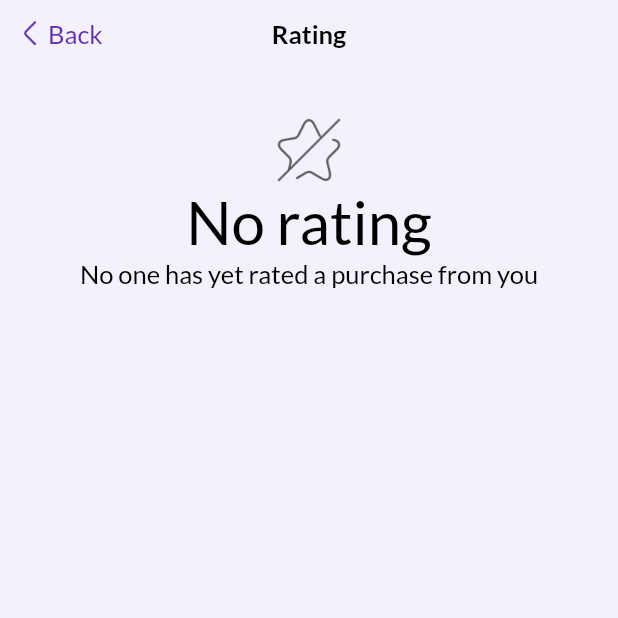
After one commit to MrSanchezzzzz/kidbank.market, a Flutter app: the NoRating screen opened directly, on a phone screen of 412 x 824 dp, the top half of it. The commit adds this screen. Run offline on Flutter 3.47's test engine with Material 3 defaults, Android fonts, the phone set to English and light mode, and no system bars; our stand-ins replace adaptive_dialog, flutter_riverpod, go_router, hive, hive_flutter, hooks_riverpod and 3 more; missing offline and left inert: dart:ffi; accounts and stored records are empty.

Commit message:
added No Rating Screen

```diff
--- a/lib/core/images.dart
+++ b/lib/core/images.dart
@@ -12,3 +12,4 @@ Image back=Image.asset('assets/images/back.png',width: 16,height: 16,);
 Image input_label=Image.asset('assets/images/email_custom_tf.png',width: 24,height: 24,);
 Image eye=Image.asset('assets/images/eye.png',width: 24,height: 24,);
 Image eye_block=Image.asset('assets/images/eye_block.png',width: 24,height: 24,);
+Image no_rating_star=Image.asset('assets/images/no_rating_star.png',width: 48,height: 48,);
--- a/lib/features/account/components/details.dart
+++ b/lib/features/account/components/details.dart
@@ -1,4 +1,5 @@
 import 'package:flutter/cupertino.dart';
+import 'package:kidbank/features/account/rating/presentation/no_rating.dart';
 import 'package:kidbank/features/account/wallet/presentation/screens/wallet.dart';
 import '../../../core/colors.dart';
 import '../../../core/images.dart';
@@ -47,7 +48,12 @@ class Details extends StatelessWidget {
                 print('My deals pressed');
               }),
               _buildDetailsItem(context, 'Rating', () {
-                print('Rating pressed');
+                Navigator.push(
+                  context,
+                  CupertinoPageRoute(
+                    builder: (context) => const NoRating(),
+                  ),
+                );
               }),
               _buildDetailsItem(context, 'Settings', () {
                 Navigator.push(
@@ -56,6 +62,9 @@ class Details extends StatelessWidget {
                     builder: (context) => const Settings(),
                   ),
                 );
+              }),
+              _buildDetailsItem(context, 'Terms and conditions', () {
+                print('Terms and conditions');
               }),
             ],
           ),
--- /dev/null
+++ b/lib/features/account/rating/presentation/no_rating.dart
@@ -0,0 +1,38 @@
+import 'package:flutter/cupertino.dart';
+import 'package:kidbank/core/images.dart';
+
+import '../../../../core/widgets/main_back_button.dart';
+
+class NoRating extends StatelessWidget {
+  const NoRating({super.key});
+
+  @override
+  Widget build(BuildContext context) {
+    return CupertinoPageScaffold(
+      navigationBar: CupertinoNavigationBar(
+        leading: const MainBackButton(label: 'Back'),
+        middle: Text(
+          'Rating',
+          style: CupertinoTheme.of(context).textTheme.navTitleTextStyle.copyWith(
+            color: CupertinoColors.black,
+          ),
+        ),
+        backgroundColor: CupertinoTheme.of(context).scaffoldBackgroundColor,
+        border: const Border(bottom: BorderSide.none),
+      ),
+        child: SafeArea(
+            child: Container(
+              padding: const EdgeInsets.only(top: 16),
+              alignment: Alignment.center,
+              child: Column(
+                children: [
+                  const SizedBox(height: 16),
+                  no_rating_star,
+                  Text('No rating', style: CupertinoTheme.of(context).textTheme.textStyle.copyWith(fontSize: 40),),
+                  Text('No one has yet rated a purchase from you', style: CupertinoTheme.of(context).textTheme.textStyle.copyWith(fontSize: 17),)
+                ],
+                      ),
+            ))
+    );
+  }
+}
```
Also changed, not shown: assets/images/no_rating_star.png (added).
